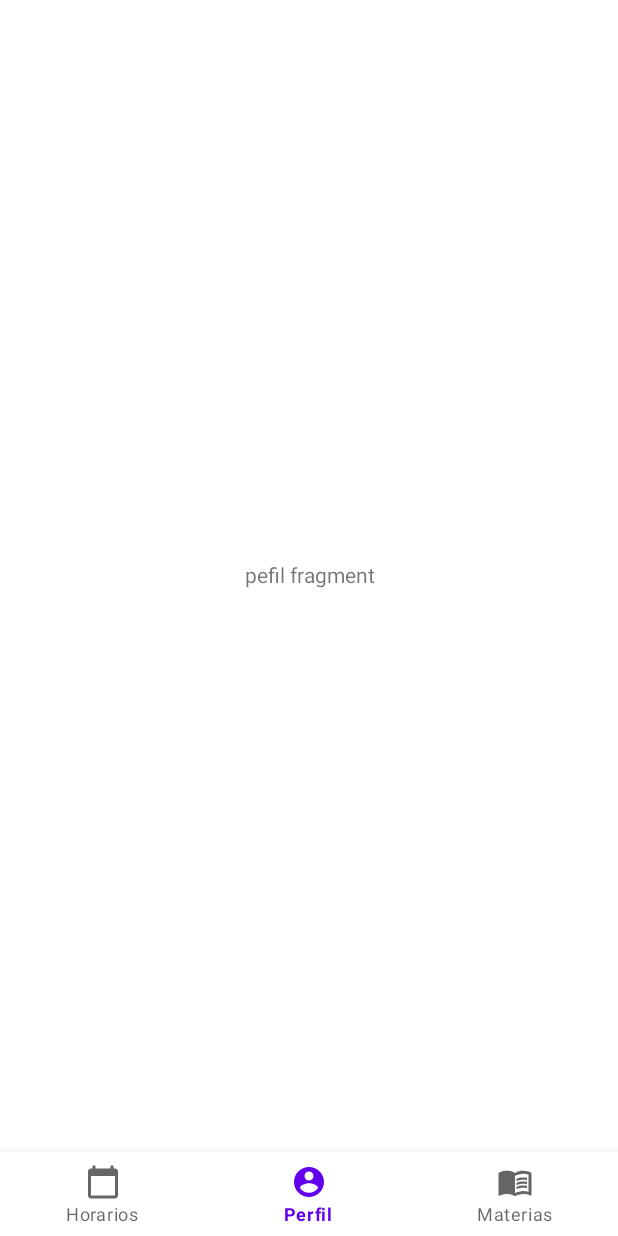
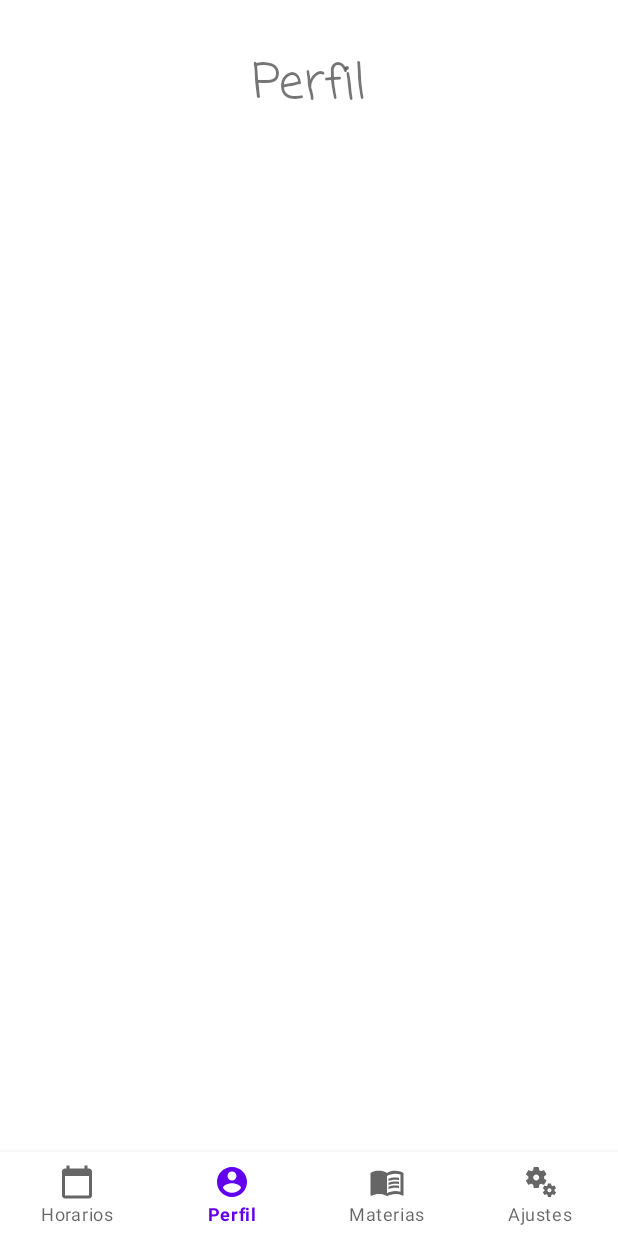
Before and after one commit to fernandoCV19/ProyectoMovil, an Android app: the Navigation_bottom screen opened directly, with no data from a screen before it, item 2 of the bottom bar chosen, on a phone screen of 412 x 824 dp. Run offline under Robolectric (Android 15) with nearby library versions, the phone set to English and light mode, and no system bars.

Commit message:
Navegacion inferior con titulos

```diff
--- a/Macchiato/app/build.gradle
+++ b/Macchiato/app/build.gradle
@@ -37,6 +37,7 @@
     implementation 'androidx.lifecycle:lifecycle-livedata-ktx:2.2.0'
     implementation 'androidx.lifecycle:lifecycle-viewmodel-ktx:2.2.0'
     implementation 'androidx.legacy:legacy-support-v4:1.0.0'
+    implementation 'androidx.appcompat:appcompat:1.2.0'
     testImplementation 'junit:junit:4.+'
     androidTestImplementation 'androidx.test.ext:junit:1.1.2'
     androidTestImplementation 'androidx.test.espresso:espresso-core:3.3.0'
--- a/Macchiato/app/src/main/AndroidManifest.xml
+++ b/Macchiato/app/src/main/AndroidManifest.xml
@@ -9,10 +9,10 @@
         android:roundIcon="@mipmap/ic_launcher_round"
         android:supportsRtl="true"
         android:theme="@style/Theme.MaterialComponents.Light.NoActionBar">
-        <activity android:name=".Navigation_bottom"></activity>
+        <activity android:name=".Navigation_bottom" />
         <activity
             android:name=".navigatorapp"
-            android:label="@string/title_activity_navigatorapp"></activity>
+            android:label="@string/title_activity_navigatorapp" />
         <activity android:name=".RegisterActivity" />
         <activity android:name=".MainActivity">
             <intent-filter>
--- a/Macchiato/app/src/main/java/com/example/macchiato/Navigation_bottom.java
+++ b/Macchiato/app/src/main/java/com/example/macchiato/Navigation_bottom.java
@@ -20,11 +20,9 @@
 
         showSelectedFragment(new HorarioFragment());
 
-        mBottomNavigation =(BottomNavigationView) findViewById(R.id.bottomNavigationView);
+        mBottomNavigation = findViewById(R.id.bottomNavigationView);
 
-        mBottomNavigation.setOnNavigationItemSelectedListener(new BottomNavigationView.OnNavigationItemSelectedListener() {
-            @Override
-            public boolean onNavigationItemSelected(@NonNull MenuItem item) {
+        mBottomNavigation.setOnNavigationItemSelectedListener(item -> {
             if(item.getItemId()== R.id.nav_perfil){
                 showSelectedFragment(new PerfilFragment());
             }
@@ -34,8 +32,10 @@
             if(item.getItemId()==R.id.nav_materias){
                 showSelectedFragment(new MateriaFragment());
             }
+            if(item.getItemId()==R.id.nav_ajustes){
+                showSelectedFragment(new ajustesFragment());
+            }
             return true;
-            }
         });
 
     }
--- /dev/null
+++ b/Macchiato/app/src/main/res/drawable/ic_baseline_miscellaneous_services_24.xml
@@ -0,0 +1,13 @@
+<vector xmlns:android="http://schemas.android.com/apk/res/android"
+    android:width="24dp"
+    android:height="24dp"
+    android:viewportWidth="24"
+    android:viewportHeight="24"
+    android:tint="?attr/colorControlNormal">
+  <path
+      android:fillColor="@android:color/white"
+      android:pathData="M14.17,13.71l1.4,-2.42c0.09,-0.15 0.05,-0.34 -0.08,-0.45l-1.48,-1.16c0.03,-0.22 0.05,-0.45 0.05,-0.68s-0.02,-0.46 -0.05,-0.69l1.48,-1.16c0.13,-0.11 0.17,-0.3 0.08,-0.45l-1.4,-2.42c-0.09,-0.15 -0.27,-0.21 -0.43,-0.15L12,4.83c-0.36,-0.28 -0.75,-0.51 -1.18,-0.69l-0.26,-1.85C10.53,2.13 10.38,2 10.21,2h-2.8C7.24,2 7.09,2.13 7.06,2.3L6.8,4.15C6.38,4.33 5.98,4.56 5.62,4.84l-1.74,-0.7c-0.16,-0.06 -0.34,0 -0.43,0.15l-1.4,2.42C1.96,6.86 2,7.05 2.13,7.16l1.48,1.16C3.58,8.54 3.56,8.77 3.56,9s0.02,0.46 0.05,0.69l-1.48,1.16C2,10.96 1.96,11.15 2.05,11.3l1.4,2.42c0.09,0.15 0.27,0.21 0.43,0.15l1.74,-0.7c0.36,0.28 0.75,0.51 1.18,0.69l0.26,1.85C7.09,15.87 7.24,16 7.41,16h2.8c0.17,0 0.32,-0.13 0.35,-0.3l0.26,-1.85c0.42,-0.18 0.82,-0.41 1.18,-0.69l1.74,0.7C13.9,13.92 14.08,13.86 14.17,13.71zM8.81,11c-1.1,0 -2,-0.9 -2,-2c0,-1.1 0.9,-2 2,-2s2,0.9 2,2C10.81,10.1 9.91,11 8.81,11z"/>
+  <path
+      android:fillColor="@android:color/white"
+      android:pathData="M21.92,18.67l-0.96,-0.74c0.02,-0.14 0.04,-0.29 0.04,-0.44c0,-0.15 -0.01,-0.3 -0.04,-0.44l0.95,-0.74c0.08,-0.07 0.11,-0.19 0.05,-0.29l-0.9,-1.55c-0.05,-0.1 -0.17,-0.13 -0.28,-0.1l-1.11,0.45c-0.23,-0.18 -0.48,-0.33 -0.76,-0.44l-0.17,-1.18C18.73,13.08 18.63,13 18.53,13h-1.79c-0.11,0 -0.21,0.08 -0.22,0.19l-0.17,1.18c-0.27,0.12 -0.53,0.26 -0.76,0.44l-1.11,-0.45c-0.1,-0.04 -0.22,0 -0.28,0.1l-0.9,1.55c-0.05,0.1 -0.04,0.22 0.05,0.29l0.95,0.74c-0.02,0.14 -0.03,0.29 -0.03,0.44c0,0.15 0.01,0.3 0.03,0.44l-0.95,0.74c-0.08,0.07 -0.11,0.19 -0.05,0.29l0.9,1.55c0.05,0.1 0.17,0.13 0.28,0.1l1.11,-0.45c0.23,0.18 0.48,0.33 0.76,0.44l0.17,1.18c0.02,0.11 0.11,0.19 0.22,0.19h1.79c0.11,0 0.21,-0.08 0.22,-0.19l0.17,-1.18c0.27,-0.12 0.53,-0.26 0.75,-0.44l1.12,0.45c0.1,0.04 0.22,0 0.28,-0.1l0.9,-1.55C22.03,18.86 22,18.74 21.92,18.67zM17.63,18.83c-0.74,0 -1.35,-0.6 -1.35,-1.35s0.6,-1.35 1.35,-1.35s1.35,0.6 1.35,1.35S18.37,18.83 17.63,18.83z"/>
+</vector>
--- a/Macchiato/app/src/main/res/layout/activity_naivigation_bottom.xml
+++ b/Macchiato/app/src/main/res/layout/activity_naivigation_bottom.xml
@@ -20,7 +20,8 @@
         app:menu="@menu/bottom_menu"
         app:layout_constraintBottom_toBottomOf="parent"
         app:layout_constraintEnd_toEndOf="parent"
-        app:layout_constraintStart_toStartOf="parent">
+        app:layout_constraintStart_toStartOf="parent"
+        app:labelVisibilityMode="labeled">
 
     </com.google.android.material.bottomnavigation.BottomNavigationView>
 
--- a/Macchiato/app/src/main/res/layout/fragment_perfil.xml
+++ b/Macchiato/app/src/main/res/layout/fragment_perfil.xml
@@ -1,15 +1,28 @@
 <?xml version="1.0" encoding="utf-8"?>
 <FrameLayout xmlns:android="http://schemas.android.com/apk/res/android"
+    xmlns:app="http://schemas.android.com/apk/res-auto"
     xmlns:tools="http://schemas.android.com/tools"
     android:layout_width="match_parent"
     android:layout_height="match_parent"
     tools:context=".PerfilFragment">
 
-    <!-- TODO: Update blank fragment layout -->
-    <TextView
+    <androidx.constraintlayout.widget.ConstraintLayout
         android:layout_width="match_parent"
-        android:layout_height="match_parent"
-        android:text="pefil fragment"
-        android:gravity="center"/>
+        android:layout_height="match_parent">
 
+        <TextView
+            android:id="@+id/textView16"
+            android:layout_width="wrap_content"
+            android:layout_height="wrap_content"
+            android:layout_marginTop="32dp"
+            android:layout_weight="24"
+            android:fontFamily="casual"
+            android:text="Perfil"
+            android:textAlignment="center"
+            android:textSize="32dp"
+            app:layout_constraintEnd_toEndOf="parent"
+            app:layout_constraintStart_toStartOf="parent"
+            app:layout_constraintTop_toTopOf="parent" />
+
+    </androidx.constraintlayout.widget.ConstraintLayout>
 </FrameLayout>
--- a/Macchiato/app/src/main/res/menu/bottom_menu.xml
+++ b/Macchiato/app/src/main/res/menu/bottom_menu.xml
@@ -18,4 +18,10 @@
         android:icon="@drawable/ic_baseline_menu_book_24">
      </item>
 
+    <item android:id="@+id/nav_ajustes"
+        android:title="Ajustes"
+        android:icon="@drawable/ic_baseline_miscellaneous_services_24">
+    </item>
+
+
 </menu>
```
Also changed, not shown: Macchiato/app/src/main/java/com/example/macchiato/ajustesFragment.java (added, +23 -0 lines), Macchiato/app/src/main/res/layout/fragment_ajustes.xml (added, +76 -0 lines), Macchiato/app/src/main/res/values-night/themes.xml (deleted, +0 -16 lines), Macchiato/app/src/main/res/values/themes.xml (deleted, +0 -16 lines). Lines whose indentation alone changed are shown as unchanged.
